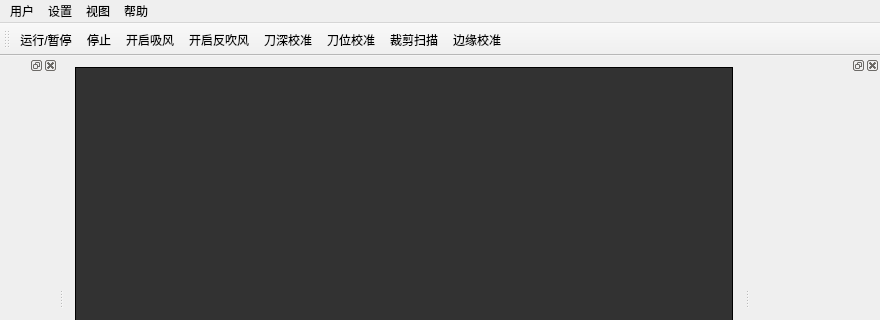
This is windowcutting.ui in stonefjd/Cutting as Qt 5 draws it before an edit; both pictures show x 0 to 880 and y 0 to 320 of the 880 by 587 pixel window. The edited form follows.
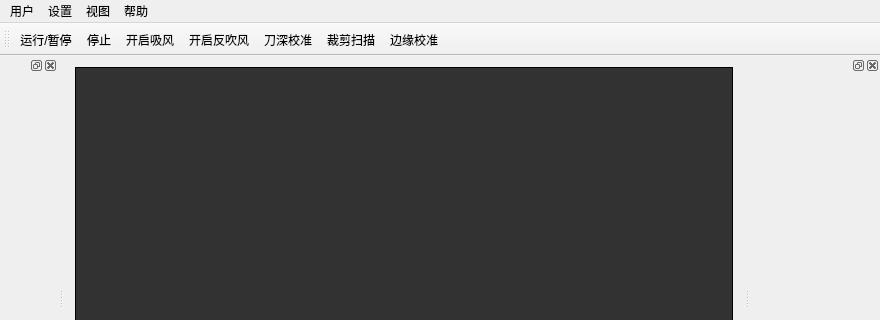
This is the edited form.

```diff
--- a/windowcutting.ui
+++ b/windowcutting.ui
@@ -49,7 +49,6 @@
    <addaction name="actionWindIn"/>
    <addaction name="actionWindOut"/>
    <addaction name="actionToolDeepCalib"/>
-   <addaction name="actionToolPosCalib"/>
    <addaction name="actionRangeScan"/>
    <addaction name="actionBoundaryResize"/>
   </widget>
```
